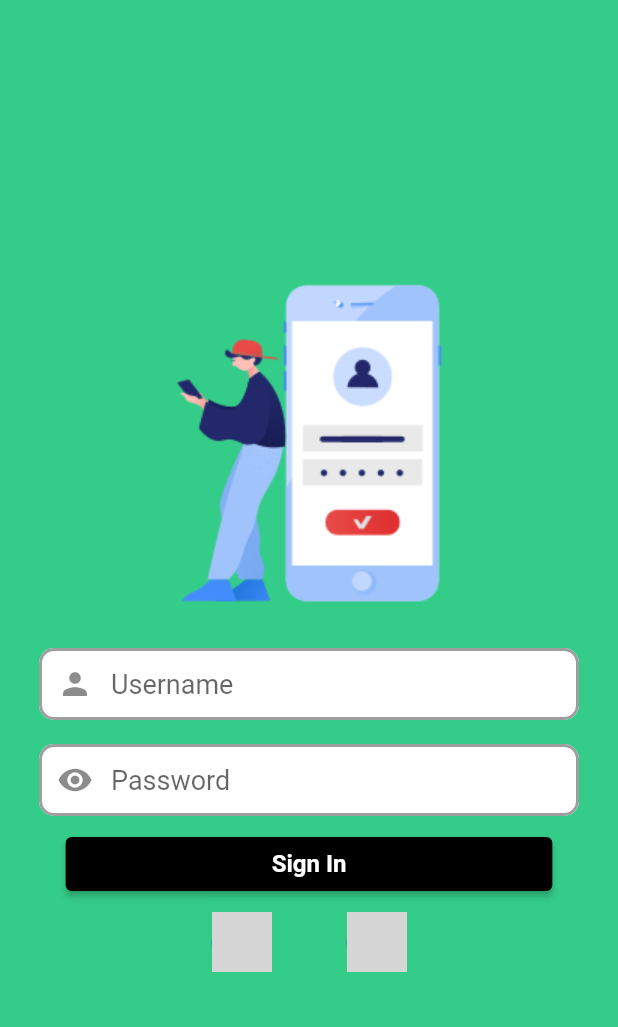
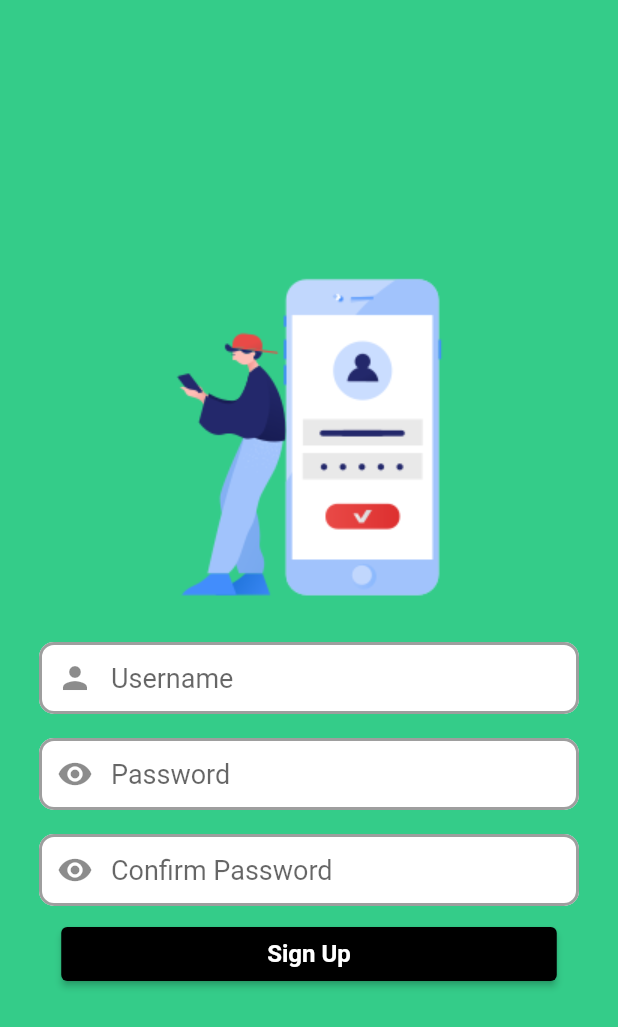
Before and after one commit to pranavpv773/partner_with_us, a Flutter app: the SignUpScreen screen opened directly, on a phone screen of 412 x 824 dp. Shown: the top 1027 px of the screen. Run offline on Flutter 3.47's test engine with Material 2 defaults, Android fonts, the phone set to English and light mode, and no system bars; our stand-ins replace animate_do, dropdown_button2, firebase_auth, firebase_core, fluttertoast, google_sign_in; accounts and stored records are empty; grey boxes are pictures that could not be loaded.

Commit message:
some updation

```diff
--- a/lib/app/signup/view/sign_up.dart
+++ b/lib/app/signup/view/sign_up.dart
@@ -1,6 +1,6 @@
 import 'package:flutter/material.dart';
 import 'package:partner_app/app/partner_form/view/widgets/container_widget.dart';
-import 'package:partner_app/app/sign_in/view_model/sign_in_provider.dart';
+import 'package:partner_app/app/signup/view_model/sign_up_provider.dart';
 import 'package:partner_app/app/utilities/view/text_form_field.dart';
 import 'package:partner_app/app_style/app_images.dart';
 import 'package:partner_app/app_style/app_style.dart';
@@ -19,7 +19,7 @@ class SignUpScreen extends StatelessWidget {
         child: Padding(
           padding: const EdgeInsets.symmetric(horizontal: 18.0),
           child: Form(
-            key: context.read<SignInProvider>().signInFormKey,
+            key: context.read<SignUpProvider>().signUpFormKey,
             child: Column(
               crossAxisAlignment: CrossAxisAlignment.center,
               mainAxisAlignment: MainAxisAlignment.center,
@@ -30,36 +30,20 @@ class SignUpScreen extends StatelessWidget {
                 ),
                 TextformsWidget(
                   hintText: "Username",
-                  controller: context.read<SignInProvider>().userName,
+                  controller: context.read<SignUpProvider>().userName,
                   iconData: Icons.person,
                 ),
                 TextformsWidget(
                   hintText: "Password",
-                  controller: context.read<SignInProvider>().password,
+                  controller: context.read<SignUpProvider>().password,
                   iconData: Icons.remove_red_eye,
                 ),
-                const SignInButton(),
-                Padding(
-                  padding: const EdgeInsets.all(8.0),
-                  child: Row(
-                    mainAxisAlignment: MainAxisAlignment.center,
-                    children: const [
-                      CircleAvatar(
-                        radius: 20,
-                        backgroundImage: NetworkImage(
-                            "https://blog.hubspot.com/hubfs/image8-2.jpg"),
-                      ),
-                      SizedBox(
-                        width: 50,
-                      ),
-                      CircleAvatar(
-                        radius: 20,
-                        backgroundImage: NetworkImage(
-                            "https://upload.wikimedia.org/wikipedia/en/thumb/0/04/Facebook_f_logo_%282021%29.svg/2048px-Facebook_f_logo_%282021%29.svg.png"),
-                      )
-                    ],
-                  ),
-                )
+                TextformsWidget(
+                  hintText: "Confirm Password",
+                  controller: context.read<SignUpProvider>().conformpassword,
+                  iconData: Icons.remove_red_eye,
+                ),
+                const SignUpButton(),
               ],
             ),
           ),
@@ -69,8 +53,8 @@ class SignUpScreen extends StatelessWidget {
   }
 }
 
-class SignInButton extends StatelessWidget {
-  const SignInButton({
+class SignUpButton extends StatelessWidget {
+  const SignUpButton({
     Key? key,
   }) : super(key: key);
 
@@ -78,7 +62,7 @@ class SignInButton extends StatelessWidget {
   Widget build(BuildContext context) {
     return ElevatedButton(
       onPressed: () {
-        context.read<SignInProvider>().buttonFn(context);
+        context.read<SignUpProvider>().buttonFn(context);
       },
       style: ButtonStyle(
         backgroundColor: MaterialStateProperty.all(AppStyle.kBlack),
@@ -89,7 +73,7 @@ class SignInButton extends StatelessWidget {
         ),
       ),
       child: Text(
-        'Sign In',
+        'Sign Up',
         style: TextStyle(color: AppStyle.kWhite),
       ),
     );
--- /dev/null
+++ b/lib/app/signup/view_model/sign_up_provider.dart
@@ -0,0 +1,39 @@
+import 'package:firebase_auth/firebase_auth.dart';
+import 'package:flutter/widgets.dart';
+import 'package:fluttertoast/fluttertoast.dart';
+import 'package:partner_app/app/home/view/home_screen.dart';
+import 'package:partner_app/app_style/routes/app_routes.dart';
+
+class SignUpProvider with ChangeNotifier {
+  final userName = TextEditingController();
+  final password = TextEditingController();
+  final conformpassword = TextEditingController();
+  final signUpFormKey = GlobalKey<FormState>();
+  final FirebaseAuth firebase = FirebaseAuth.instance;
+  bool activityIndicator = false;
+  buttonFn(BuildContext context) async {
+    if (signUpFormKey.currentState!.validate()) {
+      if (password.text != conformpassword.text) {
+        Fluttertoast.showToast(
+          msg: "password not matching",
+          toastLength: Toast.LENGTH_LONG,
+        );
+      } else {
+        try {
+          await firebase
+              .createUserWithEmailAndPassword(
+                  email: userName.text, password: password.text)
+              .then((value) => AppRoutes.removeScreenUntil(
+                      screen: const HomeScreen(
+                    type: LoginType.email,
+                  )));
+        } on FirebaseAuthException catch (e) {
+          Fluttertoast.showToast(
+            msg: e.message.toString(),
+            toastLength: Toast.LENGTH_LONG,
+          );
+        }
+      }
+    }
+  }
+}
--- a/lib/app/splash/view_model/splash_provider.dart
+++ b/lib/app/splash/view_model/splash_provider.dart
@@ -1,5 +1,6 @@
 import 'package:flutter/widgets.dart';
-import 'package:partner_app/app/partner_form/view/form_screen.dart';
+import 'package:partner_app/app/sign_in/view/sign_in_screen.dart';
+import 'package:partner_app/app/sign_in/view_model/sign_in_provider.dart';
 import 'package:partner_app/app_style/routes/app_routes.dart';
 
 class SplashProvider with ChangeNotifier {
@@ -9,7 +10,7 @@ class SplashProvider with ChangeNotifier {
         seconds: 3,
       ),
     ).then((value) => AppRoutes.removeScreenUntil(
-          screen: const FormScreen(),
+          screen: const SignInScreen(),
         ));
   }
 }
--- a/lib/main.dart
+++ b/lib/main.dart
@@ -7,6 +7,7 @@ import 'package:partner_app/app/pan_details/view_model/pan_provider.dart';
 import 'package:partner_app/app/partner_form/view_model/form_provider.dart';
 import 'package:partner_app/app/restaurant_detail/view_model/restaurant_provider.dart';
 import 'package:partner_app/app/sign_in/view_model/sign_in_provider.dart';
+import 'package:partner_app/app/signup/view_model/sign_up_provider.dart';
 import 'package:partner_app/app/splash/view/splash_screen.dart';
 import 'package:partner_app/app/splash/view_model/splash_provider.dart';
 import 'package:partner_app/app_style/app_style.dart';
@@ -49,6 +50,9 @@ class MyApp extends StatelessWidget {
         ChangeNotifierProvider(
           create: (create) => SignInProvider(),
         ),
+        ChangeNotifierProvider(
+          create: (create) => SignUpProvider(),
+        ),
       ],
       child: MaterialApp(
         debugShowCheckedModeBanner: false,
```
Also changed, not shown: lib/app/home/view/home_screen.dart (+19 -7 lines), lib/app/sign_in/view/sign_in_screen.dart (+10 -2 lines), lib/app/sign_in/view_model/sign_in_provider.dart (+17 -3 lines).
